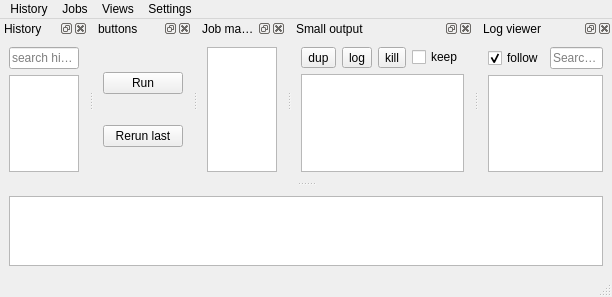
Above: noacli_ui.ui from kg4ydw/noacli before the change. Below: the same form after it.
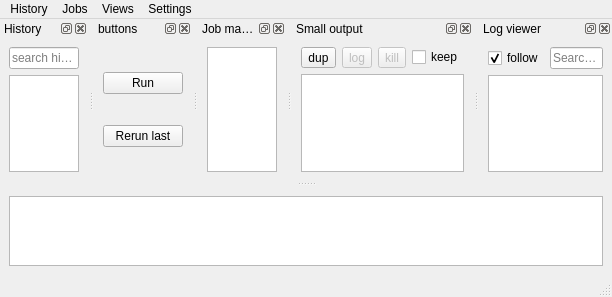
That is the form after the change. Custom widgets are drawn as their Qt base class.

The edit to the form file:
```diff
--- a/noacli_ui.ui
+++ b/noacli_ui.ui
@@ -324,6 +324,9 @@
        </item>
        <item>
         <widget class="QToolButton" name="logOutputButton">
+         <property name="enabled">
+          <bool>false</bool>
+         </property>
          <property name="text">
           <string>log</string>
          </property>
@@ -331,6 +334,9 @@
        </item>
        <item>
         <widget class="QToolButton" name="killButton">
+         <property name="enabled">
+          <bool>false</bool>
+         </property>
          <property name="text">
           <string>kill</string>
          </property>
```
Left out of the diff: 10 changed lines with no effect on the pictures.
